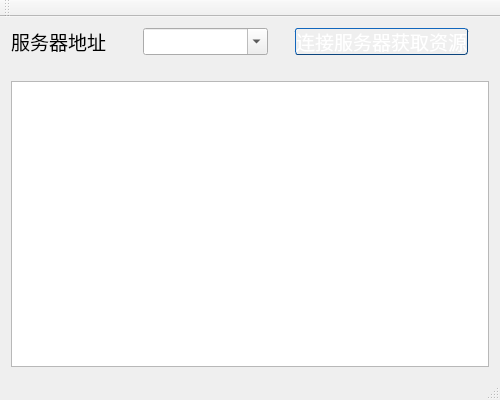
First picture: the form in server/resourcemanager_client/mainwindow.ui, repository weilaidb/resourcemanager, before the edit.
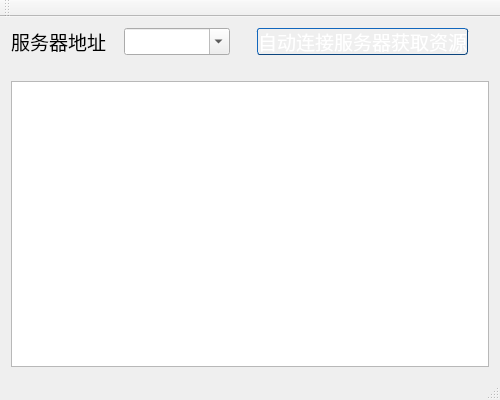
Second picture: the form after the edit.

Commit message: 1.server自动绑定IP,添加地址过滤 2.server udp接收client广播数据，返回server地址 3.client自动绑定地址，地址异常，广播获取server ip 4.client广播获取server ip后，自动获取数据

```diff
--- a/server/resourcemanager_client/mainwindow.ui
+++ b/server/resourcemanager_client/mainwindow.ui
@@ -177,7 +177,7 @@
 }</string>
           </property>
           <property name="text">
-           <string>连接服务器获取资源</string>
+           <string>自动连接服务器获取资源</string>
           </property>
          </widget>
         </item>
```
The commit also changes 13 other files.
